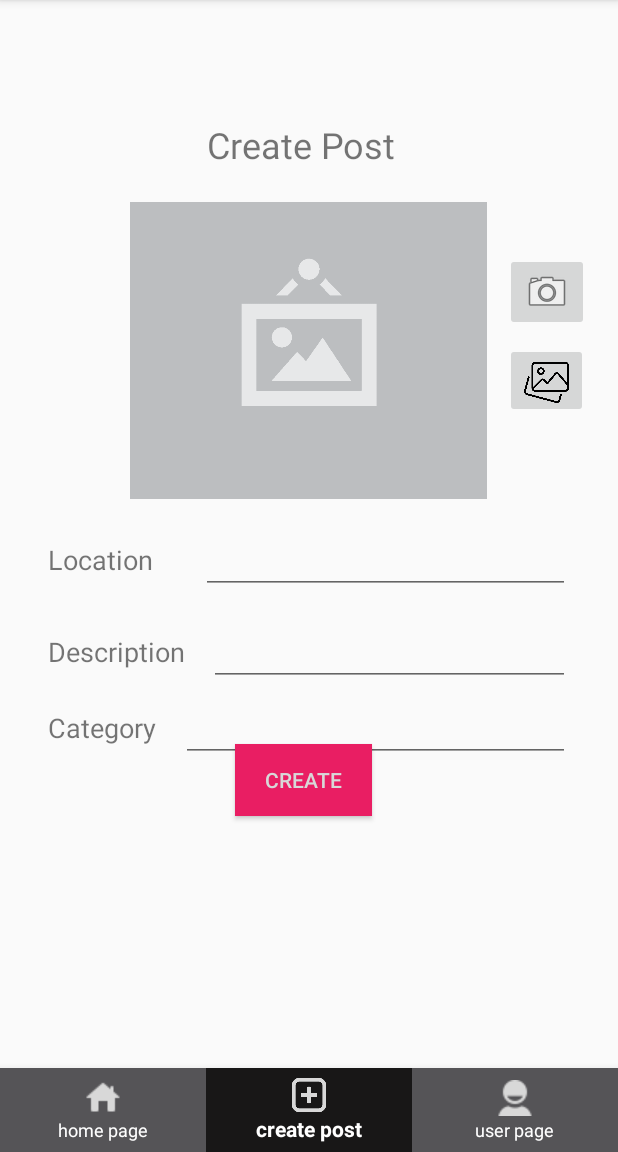
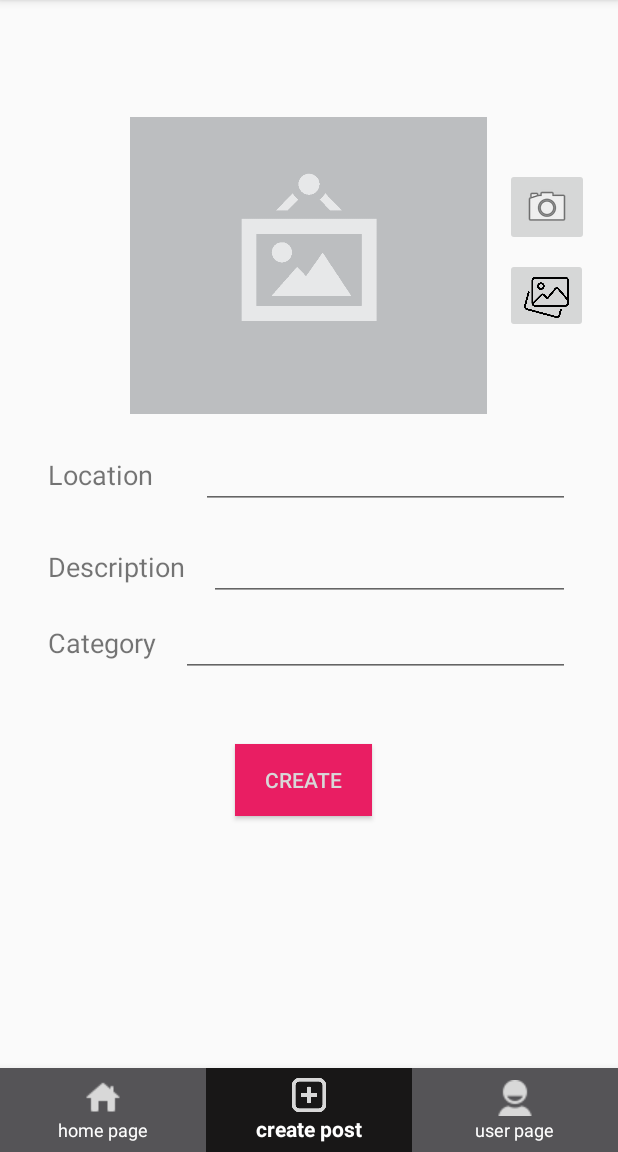
Before and after one commit to DavidMami/ZachenAway, an Android app built with Jetpack Compose: the CreatePostFragment screen opened through its navigation route, on a phone screen of 412 x 824 dp, the part 84-1236 px from its top. Run offline under Robolectric (Android 15) with nearby library versions, the phone set to English and light mode, and no system bars; our stand-ins replace Firebase (no records; nobody signed in at launch, a user with empty details on screens opened directly), Picasso, data binding, navigation-ui.

Commit message:
fix menu fragments to not use titles

```diff
--- a/app/src/main/res/layout/fragment_create_post.xml
+++ b/app/src/main/res/layout/fragment_create_post.xml
@@ -30,20 +30,6 @@
                 app:layout_constraintVertical_bias="0.50"
                 app:showAnimationBehavior="none" />
 
-            <TextView
-                android:id="@+id/page_title_textView"
-                android:layout_width="wrap_content"
-                android:layout_height="wrap_content"
-                android:layout_marginTop="24dp"
-                android:gravity="center"
-                android:text="Create Post"
-                android:textAlignment="center"
-                android:textSize="24sp"
-                app:layout_constraintEnd_toEndOf="parent"
-                app:layout_constraintHorizontal_bias="0.482"
-                app:layout_constraintStart_toStartOf="parent"
-                app:layout_constraintTop_toTopOf="parent" />
-
             <ImageView
                 android:id="@+id/postImageImageView"
                 android:layout_width="238dp"
@@ -54,7 +40,7 @@
                 app:layout_constraintEnd_toEndOf="parent"
                 app:layout_constraintHorizontal_bias="0.497"
                 app:layout_constraintStart_toStartOf="parent"
-                app:layout_constraintTop_toBottomOf="@+id/page_title_textView" />
+                app:layout_constraintTop_toTopOf="parent" />
 
             <ImageButton
                 android:id="@+id/takePhotoButton"
@@ -65,7 +51,7 @@
                 app:layout_constraintEnd_toEndOf="parent"
                 app:layout_constraintHorizontal_bias="0.38"
                 app:layout_constraintStart_toEndOf="@+id/postImageImageView"
-                app:layout_constraintTop_toBottomOf="@+id/page_title_textView"
+                app:layout_constraintTop_toTopOf="parent"
                 tools:ignore="SpeakableTextPresentCheck" />
 
             <ImageButton
```
Also changed, not shown: app/src/main/res/layout/fragment_home_page.xml (+1 -15 lines).
